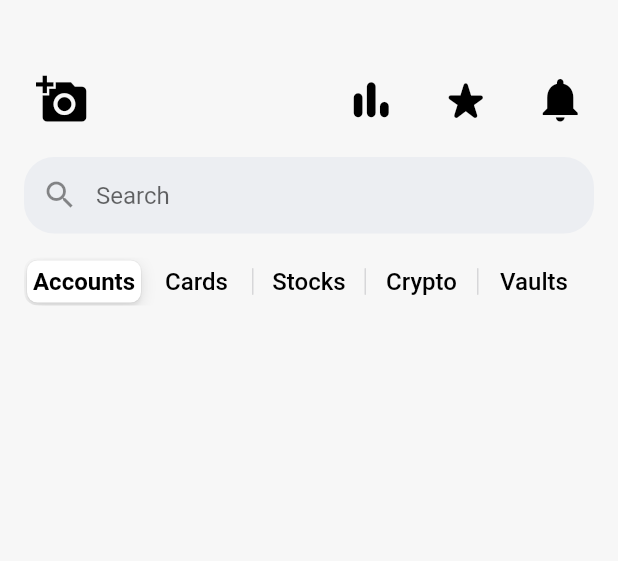
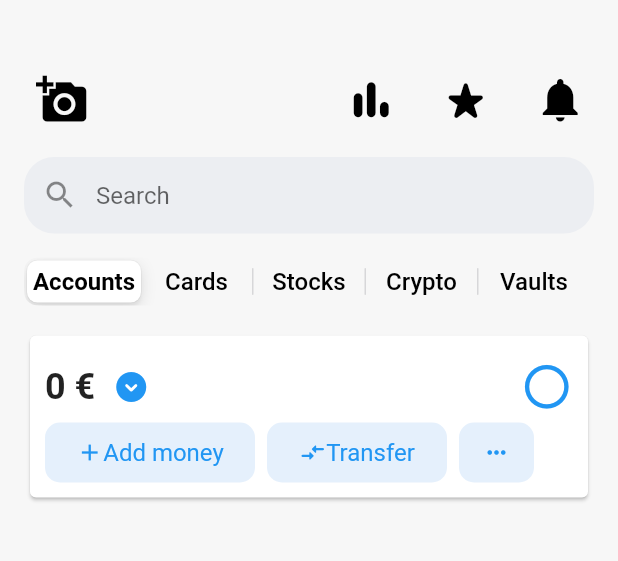
Before and after one commit to MeruyertBekzhigit/revolut-clone-app, a Flutter app: the screen it shows after launch, on a phone screen of 412 x 824 dp, the part 59-620 px from its top. Run offline on Flutter 3.47's test engine with Material 2 defaults, Android fonts, the phone set to English and light mode, and no system bars; Roboto replaces fonts that are missing (Raleway).

Commit message:
Account card balance check and transaction options views added

```diff
--- a/lib/pages/home.dart
+++ b/lib/pages/home.dart
@@ -33,10 +33,20 @@ class HomePageState extends State<HomePage> {
               const SizedBox(height: 16),
               buildInputSearchBar(context),
               const SizedBox(height: 16),
-              buildAvailableProductSegments(context)
+              buildAvailableProductSegments(context),
+              const SizedBox(height: 16),
+              chooseCardToDisplay(),
             ],
           )),
     );
+  }
+
+  Widget chooseCardToDisplay() {
+    if (_selectedSegment == AvailableProductSegments.accounts) {
+      return buildAccountInfoPanel();
+    } else {
+      return Container();
+    }
   }
 
   Widget buildQuickAccessMenuBar() {
@@ -136,18 +146,118 @@ class HomePageState extends State<HomePage> {
     );
   }
 
-  Widget buildAccountInfoPanel(BuildContext context) {
-    return Card(
+  Widget buildAccountInfoPanel() {
+    return Center(
+      child: Card(
+        color: Colors.white,
+        child: Padding(
+          padding: const EdgeInsets.all(10.0),
           child: Column(
             mainAxisSize: MainAxisSize.min,
             children: <Widget>[
-          Row(),
-          Row(),
-          Row(),
+              Row(children: [
+                InkWell(
+                  onTap: () {},
+                  child: Row(
+                    children: const [
+                      Text(
+                        '0 €',
+                        style: TextStyle(
+                            fontWeight: FontWeight.bold, fontSize: 24),
+                      ),
+                      IconButton(
+                        onPressed: null,
+                        icon: Icon(Icons.expand_circle_down_rounded,
+                            color: Colors.blue),
+                      )
+                    ],
+                  ),
+                ),
+                Expanded(
+                  child: Container(),
+                ),
+                const Icon(
+                  Icons.panorama_fish_eye_outlined,
+                  color: Colors.blue,
+                  size: 35,
+                ),
+              ]),
+              Row(
+                children: [
+                  Ink(
+                    width: 140,
+                    height: 40,
+                    decoration: const BoxDecoration(
+                        shape: BoxShape.rectangle,
+                        borderRadius: BorderRadius.all(Radius.circular(10)),
+                        color: Color(0xffe5f0fc)),
+                    child: InkWell(
+                      onTap: () {},
+                      splashColor: Colors.white70,
+                      child: Row(
+                        mainAxisAlignment: MainAxisAlignment.center,
+                        children: const [
+                          Icon(Icons.add, color: Colors.blue, size: 18),
+                          Text(
+                            'Add money',
+                            style: TextStyle(fontSize: 16, color: Colors.blue),
+                          )
+                        ],
+                      ),
+                    ),
+                  ),
+                  const SizedBox(width: 8),
+                  Ink(
+                    width: 120,
+                    height: 40,
+                    decoration: const BoxDecoration(
+                        shape: BoxShape.rectangle,
+                        borderRadius: BorderRadius.all(Radius.circular(10)),
+                        color: Color(0xffe5f0fc)),
+                    child: InkWell(
+                      onTap: () {},
+                      splashColor: Colors.white70,
+                      child: Row(
+                        mainAxisAlignment: MainAxisAlignment.center,
+                        children: const [
+                          Icon(Icons.compare_arrows_rounded,
+                              color: Colors.blue, size: 18),
+                          Text(
+                            'Transfer',
+                            style: TextStyle(fontSize: 16, color: Colors.blue),
+                          )
+                        ],
+                      ),
+                    ),
+                  ),
+                  const SizedBox(width: 8),
+                  Ink(
+                    width: 50,
+                    height: 40,
+                    decoration: const BoxDecoration(
+                        shape: BoxShape.rectangle,
+                        borderRadius: BorderRadius.all(Radius.circular(10)),
+                        color: Color(0xffe5f0fc)),
+                    child: InkWell(
+                      onTap: () {},
+                      splashColor: Colors.white70,
+                      child: Row(
+                        mainAxisAlignment: MainAxisAlignment.center,
+                        children: const [
+                          Icon(Icons.more_horiz_rounded,
+                              color: Colors.blue, size: 18),
+                        ],
+                      ),
+                    ),
+                  ),
+                ],
+              ),
               Row(),
               Row(),
             ],
           ),
+        ),
+      ),
     );
   }
 }
```
Lines whose indentation alone changed are shown as unchanged.
